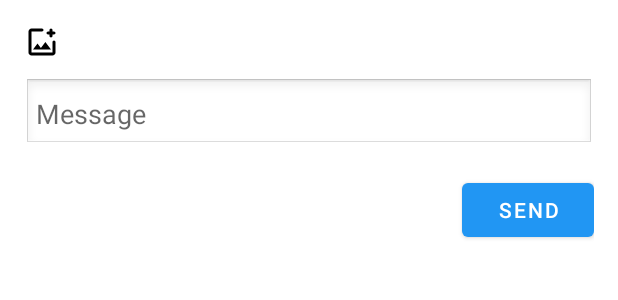
After one commit to T-C-Developers/App-Crafters, an Android app: the layout dialog_broadcast.xml on its own in the app's theme, with its tools: preview values and no code run, on a phone screen of 412 x 824 dp. The commit adds this screen. Shown: the top 300 px of the screen. Run offline under Robolectric (Android 15) with nearby library versions, the phone set to English and light mode, and no system bars.

Commit message:
Broadcasting

```diff
--- a/app/build.gradle.kts
+++ b/app/build.gradle.kts
@@ -3,6 +3,7 @@ plugins {
     alias(libs.plugins.jetbrains.kotlin.android)
     kotlin("plugin.serialization") version "2.0.0"
     id("kotlin-kapt") //  Added for Room annotation processing
+
 }
 
 android {
@@ -64,4 +65,8 @@ dependencies {
     testImplementation(libs.junit)
     androidTestImplementation(libs.androidx.junit)
     androidTestImplementation(libs.androidx.espresso.core)
+
+    implementation (libs.androidx.work.runtime.ktx)
+    implementation (libs.glide)
+    kapt (libs.compiler)
 }
--- a/app/src/main/java/com/example/quickconnect/data/AppDatabase.kt
+++ b/app/src/main/java/com/example/quickconnect/data/AppDatabase.kt
@@ -12,7 +12,8 @@ import androidx.room.RoomDatabase
         User::class,
         Group::class,
         GroupMember::class,
-        ProfileData::class
+        ProfileData::class,
+        BroadcastMessage::class
     ],
     version = 1
 )
@@ -22,6 +23,7 @@ abstract class AppDatabase : RoomDatabase() {
     abstract fun groupDAO(): GroupDAO
     abstract fun userDAO(): UserDAO
     abstract fun profileDataDAO(): ProfileDataDAO
+    abstract fun broadcastMessageDAO(): BroadcastMessageDAO
 
     companion object {
         @Volatile private var INSTANCE: AppDatabase? = null
--- /dev/null
+++ b/app/src/main/res/drawable/icon_add_photo_alternate.xml
@@ -0,0 +1,5 @@
+<vector xmlns:android="http://schemas.android.com/apk/res/android" android:height="24dp" android:tint="#000000" android:viewportHeight="960" android:viewportWidth="960" android:width="24dp">
+
+    <path android:fillColor="@android:color/white" android:pathData="M480,480Q480,480 480,480Q480,480 480,480L480,480Q480,480 480,480Q480,480 480,480L480,480Q480,480 480,480Q480,480 480,480L480,480Q480,480 480,480Q480,480 480,480L480,480Q480,480 480,480Q480,480 480,480Q480,480 480,480Q480,480 480,480ZM200,840Q167,840 143.5,816.5Q120,793 120,760L120,200Q120,167 143.5,143.5Q167,120 200,120L480,120Q497,120 508.5,131.5Q520,143 520,160Q520,177 508.5,188.5Q497,200 480,200L200,200Q200,200 200,200Q200,200 200,200L200,760Q200,760 200,760Q200,760 200,760L760,760Q760,760 760,760Q760,760 760,760L760,480Q760,463 771.5,451.5Q783,440 800,440Q817,440 828.5,451.5Q840,463 840,480L840,760Q840,793 816.5,816.5Q793,840 760,840L200,840ZM240,680L720,680L570,480L450,640L360,520L240,680ZM680,280L640,280Q623,280 611.5,268.5Q600,257 600,240Q600,223 611.5,211.5Q623,200 640,200L680,200L680,160Q680,143 691.5,131.5Q703,120 720,120Q737,120 748.5,131.5Q760,143 760,160L760,200L800,200Q817,200 828.5,211.5Q840,223 840,240Q840,257 828.5,268.5Q817,280 800,280L760,280L760,320Q760,337 748.5,348.5Q737,360 720,360Q703,360 691.5,348.5Q680,337 680,320L680,280Z"/>
+
+</vector>
--- /dev/null
+++ b/app/src/main/res/layout/dialog_broadcast.xml
@@ -0,0 +1,67 @@
+<?xml version="1.0" encoding="utf-8"?>
+<ScrollView
+    xmlns:android="http://schemas.android.com/apk/res/android"
+    android:layout_width="match_parent"
+    android:layout_height="wrap_content">
+
+    <LinearLayout
+        android:orientation="vertical"
+        android:padding="16dp"
+        android:layout_width="match_parent"
+        android:layout_height="wrap_content">
+
+        <!-- Preview -->
+        <ImageView
+            android:id="@+id/ivPreview"
+            android:layout_width="match_parent"
+            android:layout_height="180dp"
+            android:scaleType="centerCrop"
+            android:visibility="gone"
+            android:layout_marginBottom="12dp"
+            android:contentDescription="@string/image"/>
+
+        <!-- Attach button -->
+        <ImageButton
+            android:id="@+id/btnSelectMedia"
+            android:layout_width="wrap_content"
+            android:layout_height="wrap_content"
+            android:src="@drawable/icon_add_photo_alternate"
+            android:background="?android:attr/selectableItemBackgroundBorderless"
+            android:contentDescription="@string/select_photo_file"/>
+
+        <!-- Text input -->
+        <EditText
+            android:id="@+id/etMessage"
+            android:layout_width="match_parent"
+            android:layout_height="wrap_content"
+            android:hint="@string/message"
+            android:inputType="textMultiLine"
+            android:layout_marginTop="12dp"
+            android:background="@android:drawable/edit_text"
+            android:padding="8dp"
+            android:maxLines="4"/>
+
+        <!-- Actions -->
+        <LinearLayout
+            android:orientation="horizontal"
+            android:layout_width="match_parent"
+            android:layout_height="wrap_content"
+            android:gravity="end"
+            android:layout_marginTop="16dp">
+
+            <Button
+                android:id="@+id/btnClose"
+                style="?android:attr/borderlessButtonStyle"
+                android:layout_width="wrap_content"
+                android:layout_height="wrap_content"
+                android:text="@string/cancel"/>
+
+            <Button
+                android:id="@+id/btnSend"
+                android:layout_width="wrap_content"
+                android:layout_height="wrap_content"
+                android:text="@string/send"
+                android:layout_marginStart="8dp"/>
+        </LinearLayout>
+    </LinearLayout>
+</ScrollView>
--- a/app/src/main/res/values/strings.xml
+++ b/app/src/main/res/values/strings.xml
@@ -29,4 +29,7 @@
     <string name="privacy_settings">Privacy Settings</string>
     <string name="continue_txt">Continue</string>
     <string name="user_name">User Name</string>
+    <string name="select_photo_file">Select Photo/File</string>
+    <string name="cancel">Cancel</string>
+    <string name="send">Send</string>
 </resources>
--- a/gradle/libs.versions.toml
+++ b/gradle/libs.versions.toml
@@ -1,5 +1,6 @@
 [versions]
 agp = "8.5.2"
+glide = "4.13.2"
 kotlin = "2.0.0"
 coreKtx = "1.15.0"
 junit = "4.13.2"
@@ -15,12 +16,16 @@ lifecycleViewmodelKtx = "2.8.7"
 navigationFragmentKtx = "2.8.9"
 navigationUiKtx = "2.8.9"
 roomRuntime = "2.6.1"
+workRuntimeKtx = "2.10.1"
 
 [libraries]
 androidx-core-ktx = { group = "androidx.core", name = "core-ktx", version.ref = "coreKtx" }
 androidx-room-compiler = { module = "androidx.room:room-compiler", version.ref = "roomRuntime" }
 androidx-room-ktx = { module = "androidx.room:room-ktx", version.ref = "roomRuntime" }
 androidx-room-runtime = { module = "androidx.room:room-runtime", version.ref = "roomRuntime" }
+androidx-work-runtime-ktx = { module = "androidx.work:work-runtime-ktx", version.ref = "workRuntimeKtx" }
+compiler = { module = "com.github.bumptech.glide:compiler", version.ref = "glide" }
+glide = { module = "com.github.bumptech.glide:glide", version.ref = "glide" }
 junit = { group = "junit", name = "junit", version.ref = "junit" }
 androidx-junit = { group = "androidx.test.ext", name = "junit", version.ref = "junitVersion" }
 androidx-espresso-core = { group = "androidx.test.espresso", name = "espresso-core", version.ref = "espressoCore" }
```
Also changed, not shown: app/src/main/java/com/example/quickconnect/core/BluetoothService.kt (+0 -20 lines), app/src/main/java/com/example/quickconnect/core/CleanupBroadcastWorker.kt (added, +22 -0 lines), app/src/main/java/com/example/quickconnect/data/BroadcastMessage.kt (added, +12 -0 lines), app/src/main/java/com/example/quickconnect/data/BroadcastMessageDAO.kt (added, +21 -0 lines), app/src/main/java/com/example/quickconnect/ui/blogs/BlogsFragment.kt (+27 -14 lines), app/src/main/java/com/example/quickconnect/ui/blogs/BroadcastDialogFragment.kt (added, +92 -0 lines), app/src/main/java/com/example/quickconnect/ui/blogs/BroadcastsAdapter.kt (added, +50 -0 lines), app/src/main/res/layout/fragment_blogs.xml (+16 -13 lines), app/src/main/res/layout/item_broadcast.xml (added, +41 -0 lines).
